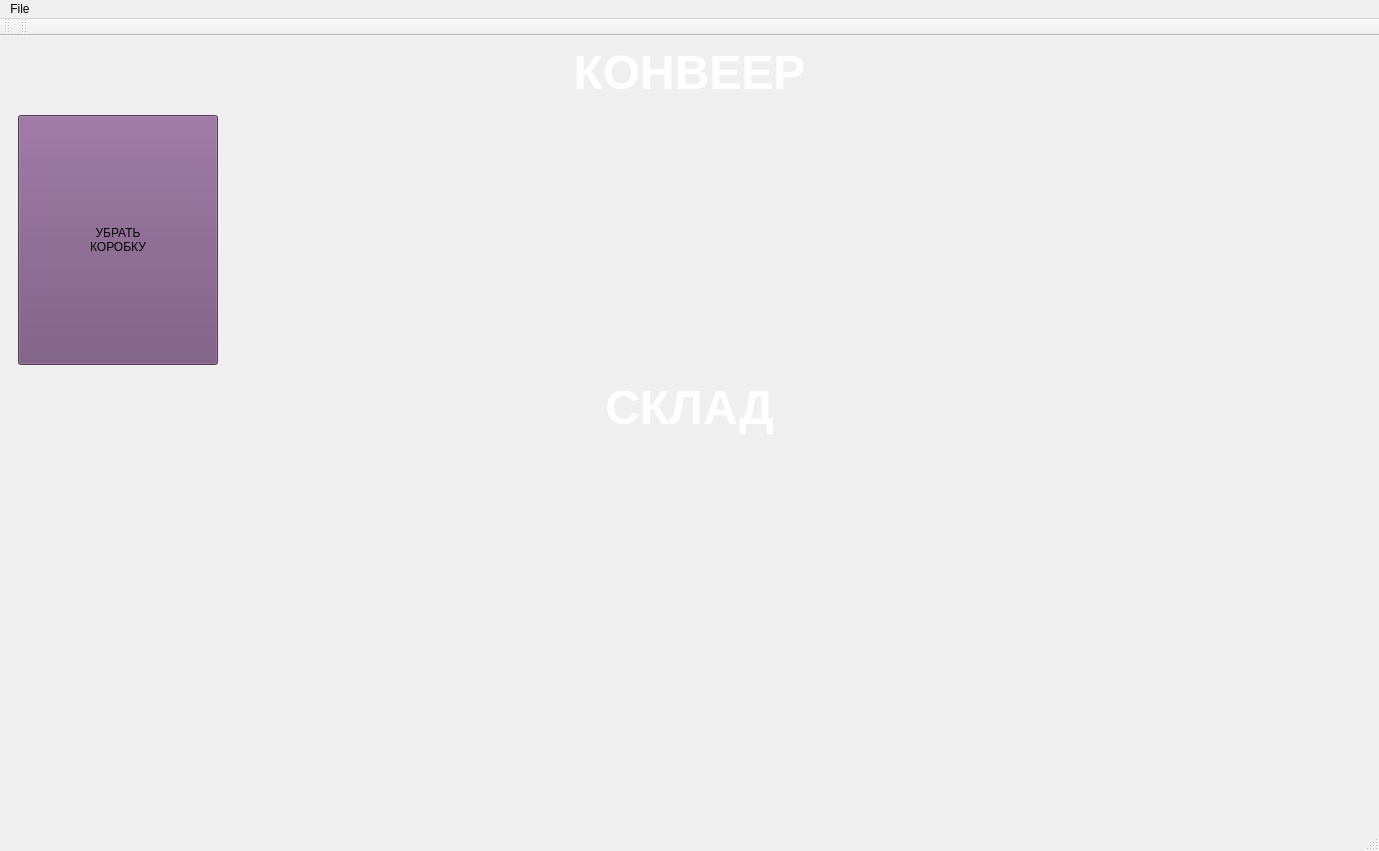
Above: App/ExpoVisualisator/mainwindow.ui from break11/AutoStorage before the change. Below: the same form after it.
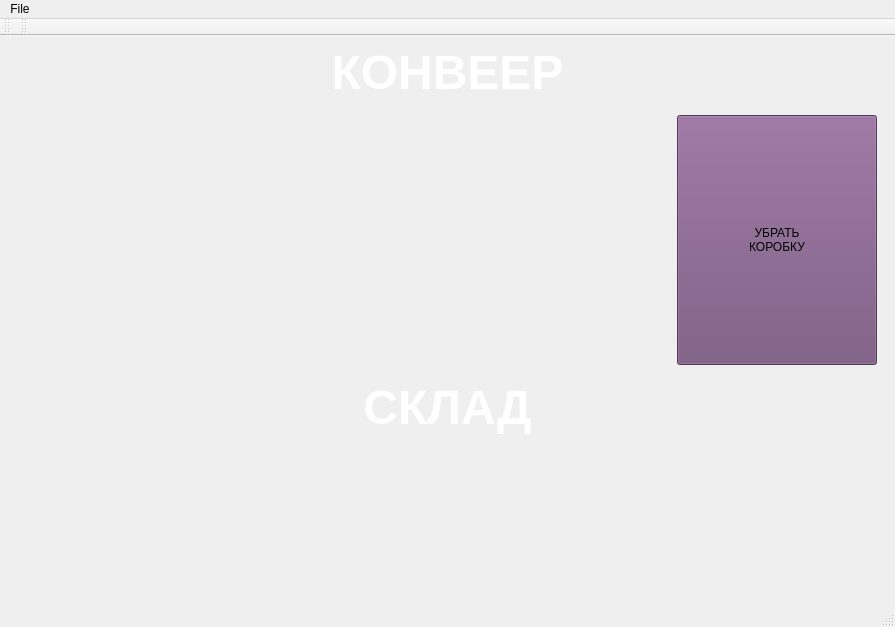
That is the form after the change. Icons and pictures are not drawn.

Commit message: 'Крутилка' на кнопке задания, кнопка убрать коробку перемещена вправо.

```diff
--- a/App/ExpoVisualisator/mainwindow.ui
+++ b/App/ExpoVisualisator/mainwindow.ui
@@ -6,8 +6,8 @@
    <rect>
     <x>0</x>
     <y>0</y>
-    <width>1379</width>
-    <height>851</height>
+    <width>895</width>
+    <height>627</height>
    </rect>
   </property>
   <property name="windowTitle">
@@ -44,6 +44,61 @@
     <item>
      <widget class="QWidget" name="widget" native="true">
       <layout class="QHBoxLayout" name="horizontalLayout_2">
+       <item>
+        <widget class="QLabel" name="lbDummy1">
+         <property name="minimumSize">
+          <size>
+           <width>200</width>
+           <height>250</height>
+          </size>
+         </property>
+         <property name="text">
+          <string/>
+         </property>
+        </widget>
+       </item>
+       <item>
+        <spacer name="horizontalSpacer_2">
+         <property name="orientation">
+          <enum>Qt::Horizontal</enum>
+         </property>
+         <property name="sizeHint" stdset="0">
+          <size>
+           <width>40</width>
+           <height>20</height>
+          </size>
+         </property>
+        </spacer>
+       </item>
+       <item>
+        <widget class="QLabel" name="lbConveyor">
+         <property name="minimumSize">
+          <size>
+           <width>200</width>
+           <height>250</height>
+          </size>
+         </property>
+         <property name="text">
+          <string/>
+         </property>
+         <property name="alignment">
+          <set>Qt::AlignCenter</set>
+         </property>
+        </widget>
+       </item>
+       <item>
+        <spacer name="horizontalSpacer">
+         <property name="orientation">
+          <enum>Qt::Horizontal</enum>
+         </property>
+         <property name="sizeHint" stdset="0">
+          <size>
+           <width>40</width>
+           <height>20</height>
+          </size>
+         </property>
+        </spacer>
+       </item>
        <item>
         <widget class="QPushButton" name="btnRemoveBox">
          <property name="minimumSize">
@@ -64,58 +119,6 @@
          </property>
         </widget>
        </item>
-       <item>
-        <spacer name="horizontalSpacer_2">
-         <property name="orientation">
-          <enum>Qt::Horizontal</enum>
-         </property>
-         <property name="sizeHint" stdset="0">
-          <size>
-           <width>40</width>
-           <height>20</height>
-          </size>
-         </property>
-        </spacer>
-       </item>
-       <item>
-        <widget class="QLabel" name="lbConveyor">
-         <property name="minimumSize">
-          <size>
-           <width>200</width>
-           <height>250</height>
-          </size>
-         </property>
-         <property name="text">
-          <string/>
-         </property>
-        </widget>
-       </item>
-       <item>
-        <spacer name="horizontalSpacer">
-         <property name="orientation">
-          <enum>Qt::Horizontal</enum>
-         </property>
-         <property name="sizeHint" stdset="0">
-          <size>
-           <width>40</width>
-           <height>20</height>
-          </size>
-         </property>
-        </spacer>
-       </item>
-       <item>
-        <widget class="QLabel" name="lbDummy1">
-         <property name="minimumSize">
-          <size>
-           <width>200</width>
-           <height>250</height>
-          </size>
-         </property>
-         <property name="text">
-          <string/>
-         </property>
-        </widget>
-       </item>
       </layout>
      </widget>
     </item>
@@ -196,8 +199,8 @@
     <rect>
      <x>0</x>
      <y>0</y>
-     <width>1379</width>
-     <height>22</height>
+     <width>895</width>
+     <height>25</height>
     </rect>
    </property>
    <property name="defaultUp">
```
The commit also changes 2 other files.
